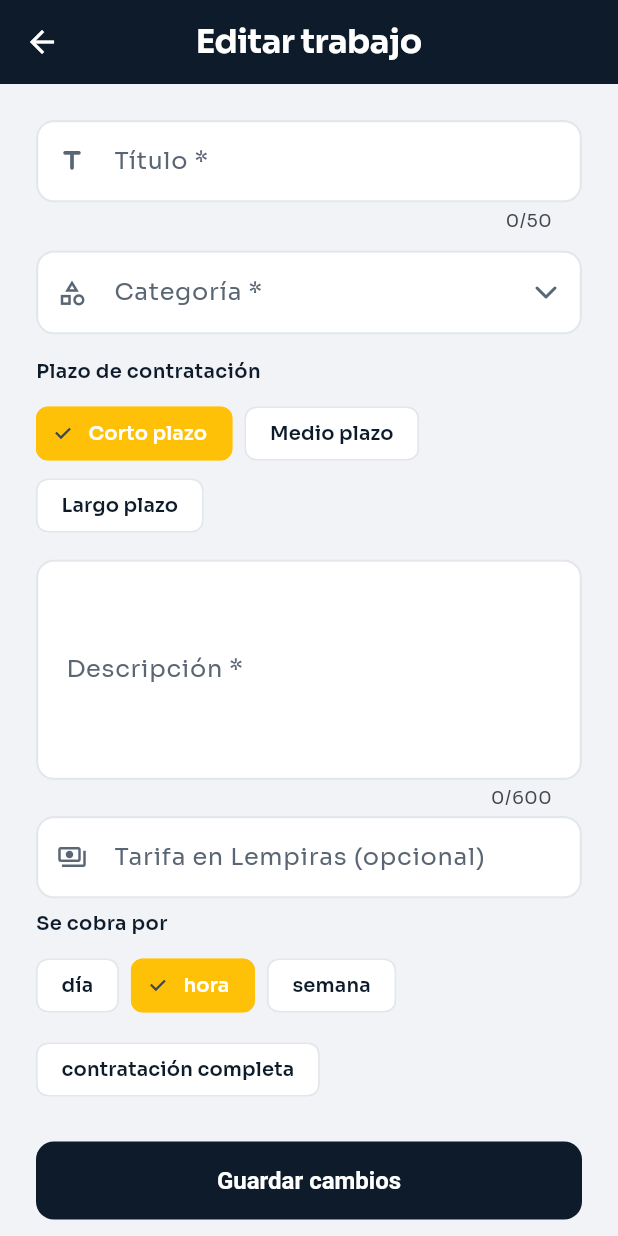
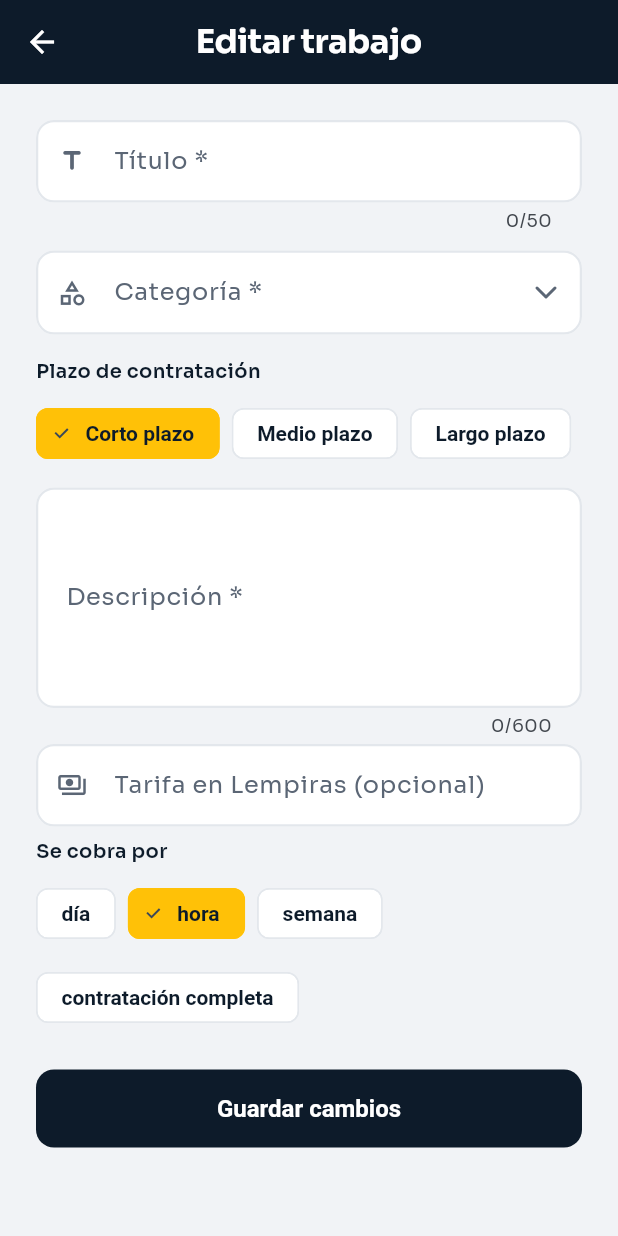
Before and after one commit to cadaba25/TRABAJITO-APP, a Flutter app: the EditarTrabajoScreen screen opened directly with empty values, on a phone screen of 412 x 824 dp. Run offline on Flutter 3.47's test engine with Material 3 defaults, Android fonts, the phone set to English and light mode, and no system bars; our stand-ins replace cloud_firestore, firebase_core, flutter_secure_storage, lucide_icons_flutter; accounts and stored records are empty.

Commit message:
fix(ui): chipThemeData en AppTema para los 3 ChoiceChip dorado-sobre-blanco (tarea 051)
Los ChoiceChip de plazo/tarifa (editar_trabajo_screen, publicar_trabajo_screen,
selector_tarifa) fijaban a mano labelStyle: Colors.white sobre
selectedColor: AppColores.acento - literalmente el mismo 1.63:1 que
midio ADR-0016, reproducido por fuera del sistema de botones. Se agrega
chipTheme a AppTema.temaClaro()/temaOscuro() con selectedColor: acento
y un WidgetStateColor que resuelve AppColores.principal (10.67:1,
mismo criterio que onPrimary) cuando el chip esta seleccionado. Los 3
archivos dejan de fijar labelStyle/selectedColor a mano y heredan del
tema.

```diff
--- a/lib/funcionalidades/trabajos/pantallas/editar_trabajo_screen.dart
+++ b/lib/funcionalidades/trabajos/pantallas/editar_trabajo_screen.dart
@@ -185,14 +185,13 @@ class _EditarTrabajoScreenState extends State<EditarTrabajoScreen> {
                   spacing: AppEspaciado.sm,
                   children: DatosEmpleador.plazos.map((p) {
                     final activo = _plazo == p;
+                    // `labelStyle`/`selectedColor` ya no se fijan a mano:
+                    // los hereda el `chipTheme` de `AppTema` (tarea 051), que
+                    // ya resuelve el contraste correcto en los dos modos.
                     return ChoiceChip(
                       label: Text(p),
                       selected: activo,
                       onSelected: (_) => setState(() => _plazo = p),
-                      labelStyle: Theme.of(context).textTheme.cuerpoChico.copyWith(
-                          color: activo ? Colors.white : colorTextoFuerte(context),
-                          fontWeight: FontWeight.w600),
-                      selectedColor: AppColores.acento,
                       backgroundColor: colorSuperficie(context),
                       side: BorderSide(
                           color: activo ? AppColores.acento : colorBorde(context)),
--- a/lib/funcionalidades/trabajos/pantallas/widgets/selector_tarifa.dart
+++ b/lib/funcionalidades/trabajos/pantallas/widgets/selector_tarifa.dart
@@ -71,14 +71,13 @@ class SelectorTarifa extends StatelessWidget {
           runSpacing: AppEspaciado.sm,
           children: DatosEmpleador.unidadesTarifa.map((u) {
             final activo = unidad == u;
+            // `labelStyle`/`selectedColor` ya no se fijan a mano: los hereda
+            // el `chipTheme` de `AppTema` (tarea 051), que ya resuelve el
+            // contraste correcto en los dos modos.
             return ChoiceChip(
               label: Text(u),
               selected: activo,
               onSelected: (_) => onUnidadCambia(u),
-              labelStyle: Theme.of(context).textTheme.cuerpoChico.copyWith(
-                  color: activo ? Colors.white : colorTextoFuerte(context),
-                  fontWeight: FontWeight.w600),
-              selectedColor: AppColores.acento,
               backgroundColor: colorSuperficie(context),
               side: BorderSide(
                   color: activo ? AppColores.acento : colorBorde(context)),
```
Also changed, not shown: lib/funcionalidades/trabajos/pantallas/publicar_trabajo_screen.dart (+3 -4 lines), lib/nucleo/tema/app_tema.dart (+29 -0 lines).
